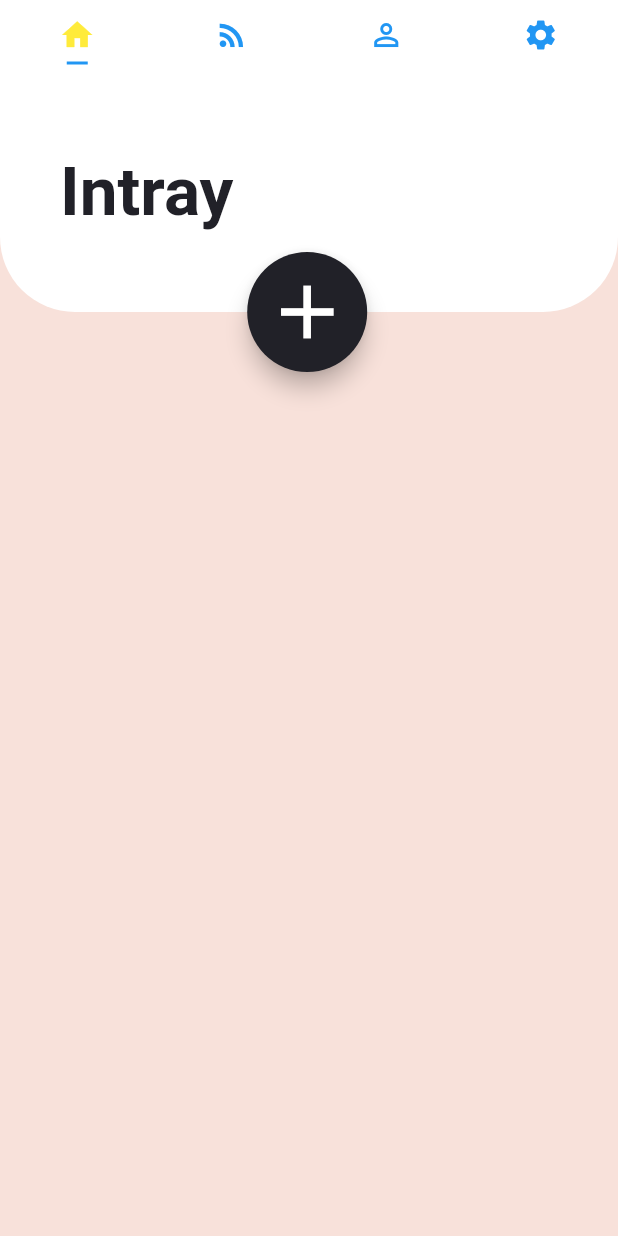
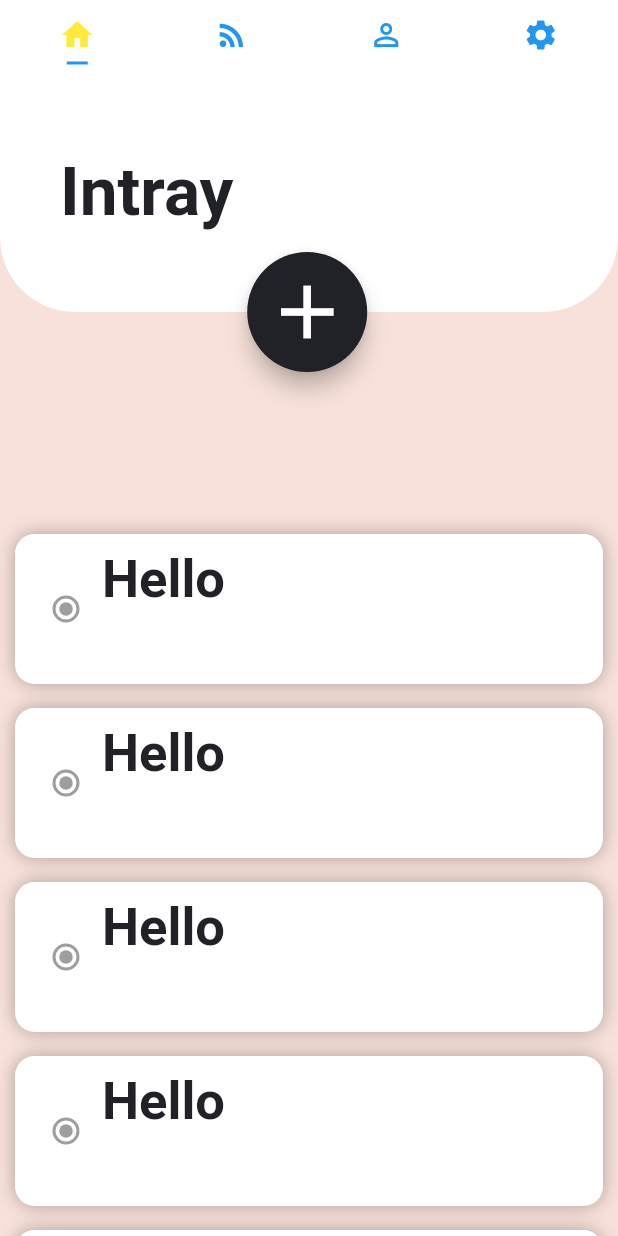
Before and after one commit to kangsudal/TodoApp, a Flutter app: the screen it shows after launch, on a phone screen of 412 x 824 dp. Run offline on Flutter 3.47's test engine with Material 2 defaults, Android fonts, the phone set to English and light mode, and no system bars; Roboto replaces fonts that are missing (Avenir).

Commit message:
create todo widget layout.

```diff
--- /dev/null
+++ b/lib/UI/intray_page.dart
@@ -0,0 +1,29 @@
+import 'package:flutter/material.dart';
+import 'package:todo_app/models/globa.dart';
+import 'package:todo_app/models/widgets/intray_todo_widget.dart';
+
+class IntrayPage extends StatefulWidget {
+  @override
+  _IntrayPageState createState() => _IntrayPageState();
+}
+
+class _IntrayPageState extends State<IntrayPage> {
+  @override
+  Widget build(BuildContext context) {
+    return Container(
+      color: coralColor,
+      child: ListView(
+        padding: EdgeInsets.only(top: 300),
+        children: getList(),
+      ),
+    );
+  }
+
+  List<Widget> getList() {
+    List<IntrayTodo> _list = [];
+    for (int i = 0; i < 20; i++) {
+      _list.add(IntrayTodo(title:"Hello"));
+    }
+    return _list;
+  }
+}
--- a/lib/main.dart
+++ b/lib/main.dart
@@ -1,4 +1,5 @@
 import 'package:flutter/material.dart';
+import 'package:todo_app/UI/intray_page.dart';
 
 import 'models/globa.dart';
 
@@ -40,9 +41,7 @@ class _MyHomePageState extends State<MyHomePage> {
                 children: <Widget>[
                   TabBarView(
                     children: [
-                      new Container(
-                        color: coralColor,
-                      ),
+                      new IntrayPage(),
                       new Container(
                         color: pinkColor,
                       ),
--- a/lib/models/globa.dart
+++ b/lib/models/globa.dart
@@ -5,3 +5,4 @@ Color pinkColor = Color(0xFFfaecfb);
 Color coralColor = Color(0xFFf8e1da);
 Color purpleColor = Color(0xFF8977ad);
 TextStyle intrayTitleStyle = TextStyle(fontFamily: "Avenir", fontWeight: FontWeight.bold, color: darkGreyColor, fontSize: 45);
+TextStyle todoTitleStyle = TextStyle(fontFamily: "Avenir", fontWeight: FontWeight.bold, color: darkGreyColor, fontSize: 35);
--- /dev/null
+++ b/lib/models/widgets/intray_todo_widget.dart
@@ -0,0 +1,37 @@
+import 'package:flutter/material.dart';
+
+import '../globa.dart';
+
+class IntrayTodo extends StatelessWidget {
+  final String title;
+  IntrayTodo({this.title});
+  @override
+  Widget build(BuildContext context) {
+    return Container(
+      margin: EdgeInsets.symmetric(vertical: 8, horizontal: 10),
+      padding: EdgeInsets.all(10),
+      height: 100,
+      decoration: BoxDecoration(
+        color: Colors.white,
+        borderRadius: BorderRadius.circular(13),
+        boxShadow: [
+          BoxShadow(
+            color: Colors.black.withOpacity(0.3),
+            blurRadius: 10,
+            // offset: new Offset(5.0, 5.0),
+          ),
+        ],
+      ),
+      child: Row(
+        children: <Widget>[
+          Radio(),
+          Column(
+            children: <Widget>[
+              Text(title,style: todoTitleStyle,),
+            ],
+          )
+        ],
+      ),
+    );
+  }
+}
```
